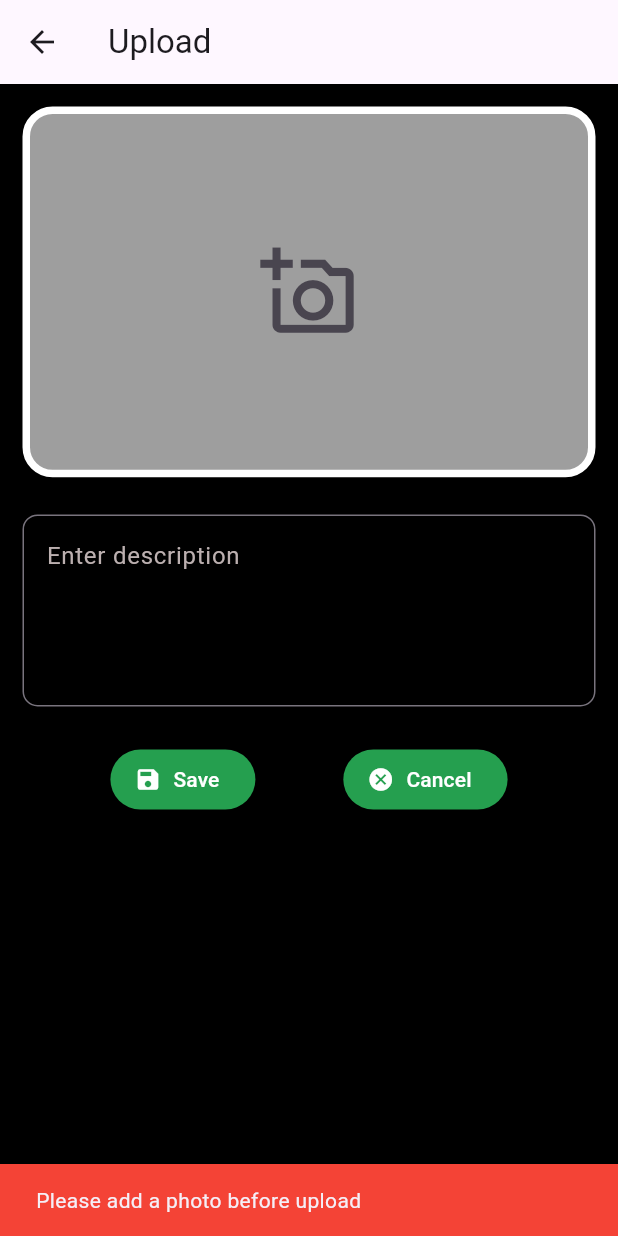
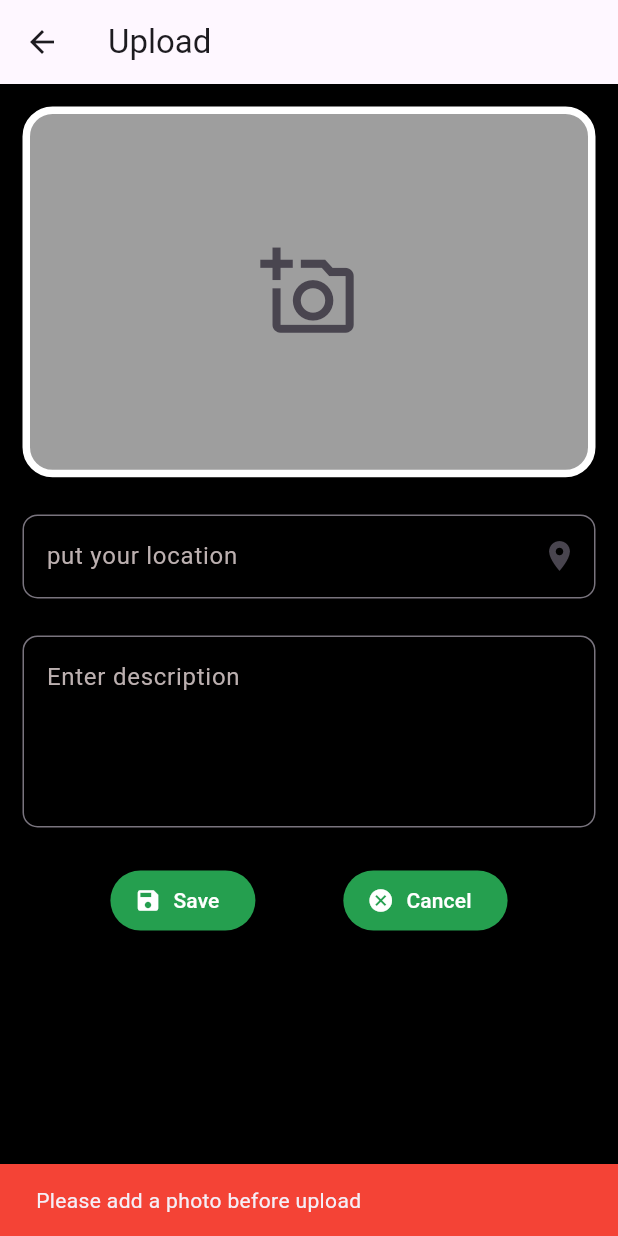
Before and after one commit to jibil123/Joylink-Social-media, a Flutter app: the PostScreen screen opened directly, after a tap on "Save", on a phone screen of 412 x 824 dp. Run offline on Flutter 3.47's test engine with Material 3 defaults, Android fonts, the phone set to English and light mode, and no system bars; our stand-ins replace bloc, cloud_firestore, firebase_auth, firebase_core, firebase_storage, flutter_bloc and 6 more; accounts and stored records are empty.

Commit message:
upload almost done

```diff
--- a/lib/model/bloc/GoogleAuthBloc/google_auth_bloc.dart
+++ b/lib/model/bloc/GoogleAuthBloc/google_auth_bloc.dart
@@ -1,7 +1,7 @@
-
 import 'package:bloc/bloc.dart';
 import 'package:cloud_firestore/cloud_firestore.dart';
 import 'package:firebase_auth/firebase_auth.dart';
+import 'package:joylink/model/model/post_model.dart';
 import 'package:joylink/model/repo/googleRepo/google_auth_repo.dart';
 import 'package:meta/meta.dart';
 
@@ -22,6 +22,7 @@ class GoogleAuthBloc extends Bloc<GoogleAuthEvent, GoogleAuthState> {
     final user = await authRepository.signinWithGoogle();
     if (user != null) {
       final name = user.email?.split('@').first;
+      PostModel(name: name);
       // print(name);
       FirebaseFirestore.instance
           .collection('users')
--- a/lib/model/bloc/authBloc/bloc/auth_bloc.dart
+++ b/lib/model/bloc/authBloc/bloc/auth_bloc.dart
@@ -1,7 +1,8 @@
 import 'package:bloc/bloc.dart';
 import 'package:cloud_firestore/cloud_firestore.dart';
 import 'package:firebase_auth/firebase_auth.dart';
-import 'package:joylink/model/bloc/authBloc/model/userdetails.dart';
+import 'package:joylink/model/model/post_model.dart';
+import 'package:joylink/model/model/userdetails.dart';
 import 'package:meta/meta.dart';
 part 'auth_event.dart';
 part 'auth_state.dart';
@@ -34,7 +35,7 @@ class AuthBloc extends Bloc<AuthEvent, AuthState> {
             email: event.user.email.toString(),
             password: event.user.password.toString());
         final user = userCredential.user;
-
+        PostModel(name:event.user.name);
         if (user != null) {
           FirebaseFirestore.instance.collection('users').doc(user.uid).set({
             'uid': user.uid,
@@ -71,7 +72,6 @@ class AuthBloc extends Bloc<AuthEvent, AuthState> {
         }
       }catch(e){
         emit(AuthenticatedErrors(message: e.toString()));
-
       }
     });
   }
--- a/lib/model/bloc/authBloc/model/post_model.dart
+++ /dev/null
@@ -1,8 +0,0 @@
-import 'dart:typed_data';
-
-class PostModel{
-  Uint8List? photo;
-  String?description;
-  String?id;
-  PostModel({this.photo,this.description,this.id});
-}
--- a/lib/model/bloc/postBloc/post_bloc.dart
+++ b/lib/model/bloc/postBloc/post_bloc.dart
@@ -1,39 +1,58 @@
 import 'dart:typed_data';
 import 'package:bloc/bloc.dart';
 import 'package:cloud_firestore/cloud_firestore.dart';
-import 'package:joylink/model/bloc/authBloc/model/post_model.dart';
+import 'package:firebase_auth/firebase_auth.dart';
+import 'package:geocoding/geocoding.dart';
+import 'package:geolocator/geolocator.dart';
+import 'package:joylink/model/model/post_model.dart';
+import 'package:joylink/viewModel/mapSerivces/map_placemark.dart';
 import 'package:meta/meta.dart';
 import 'package:firebase_storage/firebase_storage.dart' as firebase_storage;
+import 'package:permission_handler/permission_handler.dart';
 part 'post_event.dart';
 part 'post_state.dart';
 
 class PostBloc extends Bloc<PostEvent, PostState> {
+  PostModel postModel=PostModel();
   PostBloc() : super(PostInitial()) {
     on<AddPhoto>(_onAddPhoto);
     on<SavePostEvent>(onSavePost);
     on<CancelPostEvent>(onCancelPost);
+    on<AddLocationEvent>(onAddLocation);
   }
-  void _onAddPhoto(AddPhoto event, Emitter<PostState> emit) {
-    emit(PostPhotoAdded(photo: event.photo));
+ void _onAddPhoto(AddPhoto event, Emitter<PostState> emit) {
+    postModel.photo=event.photo;
+
+    emit(PostPhotoAdded(postModel: postModel));
   }
 
   void onSavePost(SavePostEvent event, Emitter<PostState> emit) async {
-    print(event.postModel.description);
-    print(event.postModel.photo);
+    if(postModel.photo==null){
+      emit(AddPhotoBeforeUpload());
+      return;
+    }
     emit(PostLoadingState());
     try {
+      final auth=FirebaseAuth.instance;
+      postModel.id= auth.currentUser?.uid;
       firebase_storage.Reference ref = firebase_storage.FirebaseStorage.instance
           .ref('upload photos')
           .child(DateTime.now().microsecondsSinceEpoch.toString());
       final metadata =
           firebase_storage.SettableMetadata(contentType: 'image/jpeg');
-      await ref.putData(event.postModel.photo!, metadata);
+      await ref.putData(postModel.photo!, metadata);
       String downloadURL = await ref.getDownloadURL();
       await FirebaseFirestore.instance.collection('user post').add({
-        'description': event.postModel.description,
+        'uid':postModel.id,
+        'description': postModel.description,
         'photoUrl': downloadURL,
+        'location':postModel.location,
         'time': DateTime.now()
       });
+      postModel.id=null;
+      postModel.location=null;
+      postModel.description='';
+      postModel.photo=null;
       emit(PostSavedState());
     } catch (e) {
       print(e.toString());
@@ -41,6 +60,32 @@ class PostBloc extends Bloc<PostEvent, PostState> {
   }
 
   void onCancelPost(CancelPostEvent event, Emitter<PostState> emit) {
+    postModel.location=null;
+    postModel.photo=null;
+    postModel.description='';
     emit(PostCanceledState());
   }
+
+  Future< void> onAddLocation(
+      AddLocationEvent event, Emitter<PostState> emit) async {
+        emit(PostLoadingState());
+    try {
+      final LocationService locationService = LocationService();
+      Placemark? currentLocationName;
+      Position? currentposition;
+      PermissionStatus permissionStatus = await Permission.location.request();
+      if(permissionStatus.isGranted){
+         currentposition = await Geolocator.getCurrentPosition();
+      currentLocationName =
+          await locationService.getLocationName(currentposition);
+          postModel.location=currentLocationName?.name.toString();
+          emit(CurrentLocationNameState(postModel: postModel));
+      }else{
+         postModel.location='';
+          emit(CurrentLocationNameState(postModel: postModel));
+      }
+    } catch (e) {
+      print(e.toString());
+    }
+  }
 }
--- a/lib/model/bloc/postBloc/post_event.dart
+++ b/lib/model/bloc/postBloc/post_event.dart
@@ -10,9 +10,8 @@ class AddPhoto extends PostEvent {
 }
 
 class SavePostEvent extends PostEvent {
-  final PostModel postModel;
-
-  SavePostEvent({required this.postModel});
 }
 
 class CancelPostEvent extends PostEvent {}
+
+class AddLocationEvent extends PostEvent{}
--- a/lib/model/bloc/postBloc/post_state.dart
+++ b/lib/model/bloc/postBloc/post_state.dart
@@ -6,9 +6,9 @@ sealed class PostState {}
 final class PostInitial extends PostState {}
 
 class PostPhotoAdded extends PostState {
-  final Uint8List photo;
+  final PostModel postModel;
 
-  PostPhotoAdded({required this.photo});
+  PostPhotoAdded({required this.postModel});
 }
 
 class PostDescriptionUpdatedState extends PostState {
@@ -22,3 +22,13 @@ class PostSavedState extends PostState {}
 class PostCanceledState extends PostState {}
 
 class PostLoadingState extends PostState {}
+
+class CurrentLocationNameState extends PostState{
+  final PostModel? postModel;
+
+  CurrentLocationNameState({ this.postModel});
+
+}
+
+class AddPhotoBeforeUpload extends PostState{
+}
--- a/lib/model/bloc/profilePhoto/profile_photo_bloc.dart
+++ b/lib/model/bloc/profilePhoto/profile_photo_bloc.dart
@@ -6,12 +6,15 @@ import 'package:cloud_firestore/cloud_firestore.dart';
 import 'package:firebase_auth/firebase_auth.dart';
 import 'package:firebase_storage/firebase_storage.dart' as firebase_storage;
 import 'package:image_picker/image_picker.dart';
+import 'package:joylink/model/model/post_model.dart';
+import 'package:joylink/model/model/userdetails.dart';
 import 'package:meta/meta.dart';
 
 part 'profile_photo_event.dart';
 part 'profile_photo_state.dart';
 
 class ProfilePhotoBloc extends Bloc<ProfilePhotoEvent, ProfilePhotoState> {
+
   ProfilePhotoBloc() : super(ProfilePhotoInitial()) {
     // on<SelectProfilePhotoEvent>((event, emit) async {
     //   try {
@@ -37,6 +40,7 @@ class ProfilePhotoBloc extends Bloc<ProfilePhotoEvent, ProfilePhotoState> {
               firebase_storage.SettableMetadata(contentType: 'image/jpeg');
           await ref.putData(selectedImage, metadata);
           String downloadURL = await ref.getDownloadURL();
+          PostModel(profileImage: downloadURL);
           final auth=FirebaseAuth.instance;
           final firestore = FirebaseFirestore.instance;
           final uid=auth.currentUser?.uid;
--- /dev/null
+++ b/lib/model/model/post_model.dart
@@ -0,0 +1,22 @@
+import 'dart:typed_data';
+
+import 'package:flutter/foundation.dart';
+
+class PostModel {
+  String? location;
+  Uint8List? photo;
+  String? description;
+  String? id;
+  String? name;
+  String? profileImage;
+  String? postImage;
+
+  PostModel(
+      {this.photo,
+      this.description,
+      this.id,
+      this.location,
+      this.profileImage,
+      this.name,
+      this.postImage});
+}
--- /dev/null
+++ b/lib/model/model/postfetchmodel.dart
@@ -0,0 +1,3 @@
+class PostFetchModel{
+
+}
--- a/lib/view/screens/authScreen/create account/create_login.dart
+++ b/lib/view/screens/authScreen/create account/create_login.dart
@@ -1,7 +1,7 @@
 import 'package:flutter/material.dart';
 import 'package:flutter_bloc/flutter_bloc.dart';
 import 'package:joylink/model/bloc/authBloc/bloc/auth_bloc.dart';
-import 'package:joylink/model/bloc/authBloc/model/userdetails.dart';
+import 'package:joylink/model/model/userdetails.dart';
 import 'package:joylink/utils/colors.dart';
 import 'package:joylink/view/screens/authScreen/utils/custom_button.dart';
 import 'package:joylink/view/screens/authScreen/utils/customtextformfield.dart';
--- a/lib/view/screens/authScreen/utils/customtextformfield.dart
+++ b/lib/view/screens/authScreen/utils/customtextformfield.dart
@@ -6,14 +6,18 @@ class CustomTextField extends StatelessWidget {
   final int maxLines;
   final TextEditingController controller;
   final FormFieldValidator<String> validator;
+  final IconData? suffixIconData;
+  final VoidCallback? onSuffixIconPressed;
 
   const CustomTextField(
       {super.key,
-      this.maxLines=1,
+      this.maxLines = 1,
       required this.hintText,
-       this.obscureText=false,
+      this.obscureText = false,
       required this.controller,
-      required this.validator});
+      required this.validator,
+      this.onSuffixIconPressed,
+      this.suffixIconData});
 
   @override
   Widget build(BuildContext context) {
@@ -23,18 +27,22 @@ class CustomTextField extends StatelessWidget {
       obscureText: obscureText,
       decoration: InputDecoration(
           hintText: hintText,
-        hintStyle:const TextStyle(
+          hintStyle: const TextStyle(
             color: Color.fromARGB(255, 188, 176, 176),
           ),
           border: OutlineInputBorder(
             borderRadius: BorderRadius.circular(10),
-          borderSide:const BorderSide(color: Colors.green),
+            borderSide: const BorderSide(color: Colors.green),
           ),
           focusedBorder: OutlineInputBorder(
-          borderSide:const BorderSide(color: Colors.green),
+            borderSide: const BorderSide(color: Colors.green),
             borderRadius: BorderRadius.circular(10),
           ),
-      ),
+          suffixIcon: suffixIconData != null
+              ? IconButton(
+                  onPressed:onSuffixIconPressed ,
+                  icon: Icon(suffixIconData))
+              : null),
       validator: validator,
     );
   }
--- /dev/null
+++ b/lib/view/screens/postScreen/location_screen.dart
@@ -0,0 +1,38 @@
+import 'package:flutter/material.dart';
+import 'package:flutter_bloc/flutter_bloc.dart';
+import 'package:joylink/model/bloc/postBloc/post_bloc.dart';
+import 'package:joylink/view/screens/authScreen/utils/customtextformfield.dart';
+
+class LocationScreen extends StatelessWidget {
+  LocationScreen({Key? key}) : super(key: key);
+
+  TextEditingController locationController = TextEditingController();
+
+  @override
+  Widget build(BuildContext context) {
+    final postbloc= BlocProvider.of<PostBloc>(context);
+    return BlocBuilder<PostBloc, PostState>(
+      builder: (context, state) {
+        if(state is CurrentLocationNameState && state.postModel!.location!.isNotEmpty){
+          locationController.text=state.postModel!.location!;
+        }else{
+          locationController.text='';
+        }
+        return CustomTextField(
+          hintText: 'put your location',
+          controller: locationController,
+          validator: (value) {
+            if (value == null || value.isEmpty) {
+              return 'Location is required';
+            }
+            return null;
+          },
+          suffixIconData: Icons.location_on,
+          onSuffixIconPressed: () {
+            postbloc.add(AddLocationEvent());
+          },
+        );
+      },
+    );
+  }
+}
--- a/lib/view/screens/postScreen/post_photo.dart
+++ b/lib/view/screens/postScreen/post_photo.dart
@@ -1,7 +1,6 @@
 import 'package:flutter/material.dart';
 import 'package:flutter_bloc/flutter_bloc.dart';
 import 'package:image_picker/image_picker.dart';
-import 'package:joylink/model/bloc/authBloc/model/post_model.dart';
 import 'package:joylink/model/bloc/postBloc/post_bloc.dart';
 import 'package:joylink/utils/colors.dart';
 import 'package:joylink/utils/media_quary.dart';
@@ -15,7 +14,7 @@ class PostPhotoScreen extends StatelessWidget {
     return BlocConsumer<PostBloc, PostState>(
       listener: (context, state) {
         if (state is PostPhotoAdded) {
-          print('Photo added, length: ${state.photo.length}');
+
         }
       },
       builder: (context, state) {
@@ -26,8 +25,8 @@ class PostPhotoScreen extends StatelessWidget {
               borderRadius: BorderRadius.circular(20)),
           width: mediaqueryWidth(9, context),
           height: mediaqueryHeight(0.3, context),
-          child: state is PostPhotoAdded
-              ? Image.memory(state.photo, fit: BoxFit.contain)
+          child: postBloc.postModel.photo!=null
+              ? Image.memory(postBloc.postModel.photo!, fit: BoxFit.contain)
               : Center(
                   child: IconButton(
                       onPressed: () async {
--- a/lib/view/screens/postScreen/post_screen.dart
+++ b/lib/view/screens/postScreen/post_screen.dart
@@ -1,10 +1,11 @@
 import 'package:flutter/material.dart';
 import 'package:flutter_bloc/flutter_bloc.dart';
-import 'package:joylink/model/bloc/authBloc/model/post_model.dart';
+import 'package:joylink/model/model/post_model.dart';
 import 'package:joylink/model/bloc/postBloc/post_bloc.dart';
 import 'package:joylink/utils/media_quary.dart';
 import 'package:joylink/view/screens/authScreen/utils/custom_elevated_button.dart';
 import 'package:joylink/view/screens/authScreen/utils/customtextformfield.dart';
+import 'package:joylink/view/screens/postScreen/location_screen.dart';
 import 'package:joylink/view/screens/postScreen/post_photo.dart';
 
 class PostScreen extends StatelessWidget {
@@ -14,6 +15,7 @@ class PostScreen extends StatelessWidget {
 
   GlobalKey<FormState> formKey = GlobalKey<FormState>();
   TextEditingController descriptionController = TextEditingController();
+  TextEditingController locationController = TextEditingController();
 
   @override
   Widget build(BuildContext context) {
@@ -22,7 +24,7 @@ class PostScreen extends StatelessWidget {
     return BlocConsumer<PostBloc, PostState>(
       listener: (context, state) {
         if (state is PostSavedState) {
-          descriptionController.text = '';
+          descriptionController.text='';
           ScaffoldMessenger.of(context).showSnackBar(const SnackBar(
             content: Text('Successfully done'),
             backgroundColor: Colors.green,
@@ -33,6 +35,14 @@ class PostScreen extends StatelessWidget {
             content: Text('Upload canceled'),
             backgroundColor: Colors.red,
           ));
+        }
+        if (state is AddPhotoBeforeUpload) {
+          ScaffoldMessenger.of(context).showSnackBar(
+            const SnackBar(
+              content: Text('Please add a photo before upload'),
+              backgroundColor: Colors.red,
+            ),
+          );
         }
       },
       builder: (context, state) {
@@ -51,6 +61,10 @@ class PostScreen extends StatelessWidget {
                   child: Column(
                     children: [
                       const PostPhotoScreen(),
+                      SizedBox(
+                        height: mediaqueryHeight(0.03, context),
+                      ),
+                      LocationScreen(),
                       SizedBox(
                         height: mediaqueryHeight(0.03, context),
                       ),
@@ -74,27 +88,15 @@ class PostScreen extends StatelessWidget {
                           CustomElevatedButton(
                               label: 'Save',
                               onPressed: () {
-                                if (state is PostPhotoAdded) {
-                                  var postdata = PostModel(
-                                      description: descriptionController.text,
-                                      photo: (state).photo);
-                                  postbloc
-                                      .add(SavePostEvent(postModel: postdata));
-                                } else {
-                                  ScaffoldMessenger.of(context).showSnackBar(
-                                    const SnackBar(
-                                      content: Text(
-                                          'Please add a photo before upload'),
-                                      backgroundColor: Colors.red,
-                                    ),
-                                  );
-                                }
+                                postbloc.postModel.description =
+                                    descriptionController.text;
+                                postbloc.add(SavePostEvent());
                               },
                               icon: Icons.save),
                           CustomElevatedButton(
                               label: 'Cancel',
                               onPressed: () {
-                                descriptionController.text = '';
+                                descriptionController.text='';
                                 postbloc.add(CancelPostEvent());
                               },
                               icon: Icons.cancel)
--- a/pubspec.yaml
+++ b/pubspec.yaml
@@ -29,6 +29,7 @@ environment:
 # versions available, run `flutter pub outdated`.
 dependencies:
   bloc: ^8.1.4
+  cached_network_image: ^3.3.1
   cloud_firestore: ^4.16.1
   cupertino_icons: ^1.0.6
   file_picker: ^8.0.3
@@ -38,10 +39,14 @@ dependencies:
   flutter:
     sdk: flutter
   flutter_bloc: ^8.1.5
+  geocoding: ^3.0.0
+  geolocator: ^11.0.0
   google_sign_in: ^6.2.1
+  http: ^1.2.1
   image_picker: ^1.1.0
   lottie: ^3.1.0
   meta: ^1.11.0
+  permission_handler: ^11.3.1
 
 dev_dependencies:
   flutter_lints: ^3.0.0
```
Also changed, not shown: lib/viewModel/mapSerivces/map_placemark.dart (added, +19 -0 lines), lib/model/model/userdetails.dart (renamed from lib/model/bloc/authBloc/model/userdetails.dart), pubspec.lock, 4 other files. Lines whose indentation alone changed are shown as unchanged.
